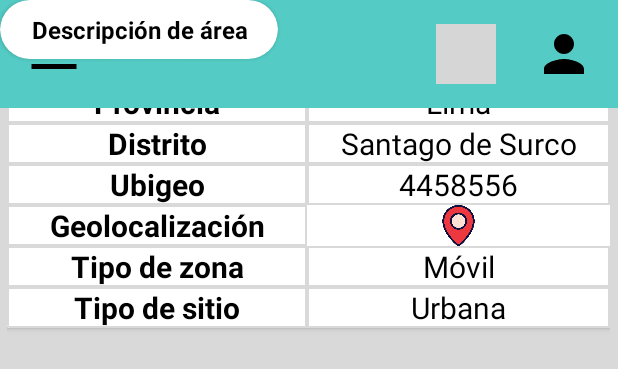
After one commit to calebc241998/IOT_Proyecto_G5, an Android app: the layout supervisor_descripcion_area.xml on its own in the app's theme, with its tools: preview values and no code run, on a phone screen of 412 x 824 dp. The commit adds this screen. Shown: the top 369 px of the screen. Run offline under Robolectric (Android 15) with nearby library versions, the phone set to English and light mode, and no system bars; grey boxes are pictures that could not be loaded.

Commit message:
descripcion de area

```diff
--- /dev/null
+++ b/app/src/main/res/drawable/baseline_format_list_bulleted_24.xml
@@ -0,0 +1,5 @@
+<vector xmlns:android="http://schemas.android.com/apk/res/android" android:autoMirrored="true" android:height="24dp" android:tint="#000000" android:viewportHeight="24" android:viewportWidth="24" android:width="24dp">
+
+    <path android:fillColor="@android:color/white" android:pathData="M4,10.5c-0.83,0 -1.5,0.67 -1.5,1.5s0.67,1.5 1.5,1.5 1.5,-0.67 1.5,-1.5 -0.67,-1.5 -1.5,-1.5zM4,4.5c-0.83,0 -1.5,0.67 -1.5,1.5S3.17,7.5 4,7.5 5.5,6.83 5.5,6 4.83,4.5 4,4.5zM4,16.5c-0.83,0 -1.5,0.68 -1.5,1.5s0.68,1.5 1.5,1.5 1.5,-0.68 1.5,-1.5 -0.67,-1.5 -1.5,-1.5zM7,19h14v-2L7,17v2zM7,13h14v-2L7,11v2zM7,5v2h14L21,5L7,5z"/>
+
+</vector>
--- /dev/null
+++ b/app/src/main/res/drawable/fondo.xml
@@ -0,0 +1,17 @@
+<?xml version="1.0" encoding="utf-8"?>
+<layer-list xmlns:android="http://schemas.android.com/apk/res/android">
+    <!-- Fondo transparente -->
+    <item>
+        <shape android:shape="rectangle">
+            <solid android:color="@android:color/transparent" />
+        </shape>
+    </item>
+    <!-- Borde de color personalizado -->
+    <item>
+        <shape android:shape="rectangle">
+            <stroke
+                android:width="1dp"
+            android:color="#D9D9D9" /> <!-- Color del borde (personalizado) -->
+        </shape>
+    </item>
+</layer-list>
--- /dev/null
+++ b/app/src/main/res/layout/supervisor_descripcion_area.xml
@@ -0,0 +1,353 @@
+<?xml version="1.0" encoding="utf-8"?>
+<androidx.constraintlayout.widget.ConstraintLayout xmlns:android="http://schemas.android.com/apk/res/android"
+    xmlns:app="http://schemas.android.com/apk/res-auto"
+    xmlns:tools="http://schemas.android.com/tools"
+    android:layout_width="match_parent"
+    android:layout_height="match_parent"
+    android:background="#D9D9D9"
+    tools:context=".MainActivity">
+
+    <Button
+        android:id="@+id/button"
+        android:layout_width="wrap_content"
+        android:layout_height="wrap_content"
+        android:backgroundTint="#000000"
+        android:text="   Ver lista de equipos"
+        android:textColor="#FFFFFF"
+        app:cornerRadius="5dp"
+        tools:layout_editor_absoluteX="128dp"
+        tools:layout_editor_absoluteY="549dp" />
+
+    <ImageView
+        android:id="@+id/imageView3"
+        android:layout_width="wrap_content"
+        android:layout_height="wrap_content"
+        android:tint="#54CCC5"
+        app:srcCompat="@drawable/baseline_format_list_bulleted_24"
+        tools:layout_editor_absoluteX="135dp"
+        tools:layout_editor_absoluteY="559dp" />
+
+    <FrameLayout
+        android:layout_width="402dp"
+        android:layout_height="231dp"
+        app:layout_constraintEnd_toEndOf="parent"
+        app:layout_constraintHorizontal_bias="0.461"
+        app:layout_constraintStart_toStartOf="parent"
+        tools:layout_editor_absoluteY="287dp">
+
+        <androidx.cardview.widget.CardView
+            android:layout_width="match_parent"
+            android:layout_height="wrap_content">
+
+            <LinearLayout
+                android:layout_width="match_parent"
+                android:layout_height="match_parent"
+                android:background="@color/white"
+                android:orientation="vertical">
+
+                <LinearLayout
+                    android:layout_width="match_parent"
+                    android:layout_height="match_parent"
+                    android:orientation="horizontal">
+
+                    <TextView
+                        android:id="@+id/textView1"
+                        android:layout_width="200dp"
+                        android:layout_height="wrap_content"
+                        android:background="@drawable/fondo"
+                        android:gravity="center"
+                        android:outlineProvider="none"
+                        android:text="Código"
+                        android:textColor="#000000"
+
+                        android:textSize="20dp"
+                        android:textStyle="bold"
+                        android:textsize="20dp" />
+
+                    <TextView
+                        android:id="@+id/textView2"
+                        android:layout_width="200dp"
+                        android:layout_height="wrap_content"
+                        android:layout_weight="1"
+                        android:background="@drawable/fondo"
+                        android:gravity="center"
+                        android:text="123456789"
+                        android:textColor="#000000"
+                        android:textSize="20dp"
+                        android:textsize="20dp" />
+                </LinearLayout>
+
+                <LinearLayout
+                    android:layout_width="match_parent"
+                    android:layout_height="match_parent"
+                    android:orientation="horizontal">
+
+                    <TextView
+                        android:id="@+id/textView3"
+                        android:layout_width="200dp"
+                        android:layout_height="wrap_content"
+                        android:background="@drawable/fondo"
+                        android:gravity="center"
+                        android:outlineProvider="none"
+                        android:text="Departamento"
+                        android:textColor="#000000"
+
+                        android:textSize="20dp"
+                        android:textStyle="bold"
+                        android:textsize="20dp" />
+
+                    <TextView
+                        android:id="@+id/textView4"
+                        android:layout_width="200dp"
+                        android:layout_height="wrap_content"
+                        android:layout_weight="1"
+                        android:background="@drawable/fondo"
+                        android:gravity="center"
+                        android:text="Lima"
+                        android:textColor="#000000"
+                        android:textSize="20dp"
+                        android:textsize="20dp" />
+                </LinearLayout>
+
+                <LinearLayout
+                    android:layout_width="match_parent"
+                    android:layout_height="match_parent"
+                    android:orientation="horizontal">
+
+                    <TextView
+                        android:id="@+id/textView5"
+                        android:layout_width="200dp"
+                        android:layout_height="wrap_content"
+                        android:background="@drawable/fondo"
+                        android:gravity="center"
+                        android:outlineProvider="none"
+                        android:text="Provincia"
+                        android:textColor="#000000"
+
+                        android:textSize="20dp"
+                        android:textStyle="bold"
+                        android:textsize="20dp" />
+
+                    <TextView
+                        android:id="@+id/textView6"
+                        android:layout_width="200dp"
+                        android:layout_height="wrap_content"
+                        android:layout_weight="1"
+                        android:background="@drawable/fondo"
+                        android:gravity="center"
+                        android:text="Lima"
+                        android:textColor="#000000"
+                        android:textSize="20dp"
+                        android:textsize="20dp" />
+                </LinearLayout>
+
+                <LinearLayout
+                    android:layout_width="match_parent"
+                    android:layout_height="match_parent"
+                    android:orientation="horizontal">
+
+                    <TextView
+                        android:id="@+id/textView7"
+                        android:layout_width="200dp"
+                        android:layout_height="wrap_content"
+                        android:background="@drawable/fondo"
+                        android:gravity="center"
+                        android:outlineProvider="none"
+                        android:text="Distrito"
+                        android:textColor="#000000"
+
+                        android:textSize="20dp"
+                        android:textStyle="bold"
+                        android:textsize="20dp" />
+
+                    <TextView
+                        android:id="@+id/textView8"
+                        android:layout_width="200dp"
+                        android:layout_height="wrap_content"
+                        android:layout_weight="1"
+                        android:background="@drawable/fondo"
+                        android:gravity="center"
+                        android:text="Santago de Surco"
+                        android:textColor="#000000"
+                        android:textSize="20dp"
+                        android:textsize="20dp" />
+                </LinearLayout>
+
+                <LinearLayout
+                    android:layout_width="match_parent"
+                    android:layout_height="match_parent"
+                    android:orientation="horizontal">
+
+                    <TextView
+                        android:id="@+id/textView9"
+                        android:layout_width="200dp"
+                        android:layout_height="wrap_content"
+                        android:background="@drawable/fondo"
+                        android:gravity="center"
+                        android:outlineProvider="none"
+                        android:text="Ubigeo"
+                        android:textColor="#000000"
+
+                        android:textSize="20dp"
+                        android:textStyle="bold"
+                        android:textsize="20dp" />
+
+                    <TextView
+                        android:id="@+id/textView10"
+                        android:layout_width="200dp"
+                        android:layout_height="wrap_content"
+                        android:layout_weight="1"
+                        android:background="@drawable/fondo"
+                        android:gravity="center"
+                        android:text="4458556"
+                        android:textColor="#000000"
+                        android:textSize="20dp"
+                        android:textsize="20dp" />
+                </LinearLayout>
+
+                <LinearLayout
+                    android:layout_width="match_parent"
+                    android:layout_height="match_parent"
+                    android:orientation="horizontal">
+
+                    <TextView
+                        android:id="@+id/textView11"
+                        android:layout_width="200dp"
+                        android:layout_height="wrap_content"
+                        android:background="@drawable/fondo"
+                        android:gravity="center"
+                        android:outlineProvider="none"
+                        android:text="Geolocalización"
+                        android:textColor="#000000"
+
+                        android:textSize="20dp"
+                        android:textStyle="bold"
+                        android:textsize="20dp" />
+
+                    <ImageView
+                        android:id="@+id/imageView2"
+                        android:layout_width="match_parent"
+                        android:layout_height="match_parent"
+                        android:layout_weight="1"
+                        app:srcCompat="@drawable/maps" />
+
+                </LinearLayout>
+
+                <LinearLayout
+                    android:layout_width="match_parent"
+                    android:layout_height="match_parent"
+                    android:orientation="horizontal">
+
+                    <TextView
+                        android:id="@+id/textView12"
+                        android:layout_width="200dp"
+                        android:layout_height="wrap_content"
+                        android:background="@drawable/fondo"
+                        android:gravity="center"
+                        android:outlineProvider="none"
+                        android:text="Tipo de zona"
+                        android:textColor="#000000"
+
+                        android:textSize="20dp"
+                        android:textStyle="bold"
+                        android:textsize="20dp" />
+
+                    <TextView
+                        android:id="@+id/textView13"
+                        android:layout_width="200dp"
+                        android:layout_height="wrap_content"
+                        android:layout_weight="1"
+                        android:background="@drawable/fondo"
+                        android:gravity="center"
+                        android:text="Móvil"
+                        android:textColor="#000000"
+                        android:textSize="20dp"
+                        android:textsize="20dp" />
+                </LinearLayout>
+
+                <LinearLayout
+                    android:layout_width="match_parent"
+                    android:layout_height="match_parent"
+                    android:orientation="horizontal">
+
+                    <TextView
+                        android:id="@+id/textView14"
+                        android:layout_width="200dp"
+                        android:layout_height="wrap_content"
+                        android:background="@drawable/fondo"
+                        android:gravity="center"
+                        android:outlineProvider="none"
+                        android:text="Tipo de sitio"
+                        android:textColor="#000000"
+
+                        android:textSize="20dp"
+                        android:textStyle="bold"
+                        android:textsize="20dp" />
+
+                    <TextView
+                        android:id="@+id/textView15"
+                        android:layout_width="200dp"
+                        android:layout_height="wrap_content"
+                        android:layout_weight="1"
+                        android:background="@drawable/fondo"
+                        android:gravity="center"
+                        android:text="Urbana"
+                        android:textColor="#000000"
+                        android:textSize="20dp"
+                        android:textsize="20dp" />
+                </LinearLayout>
+
+            </LinearLayout>
+
+        </androidx.cardview.widget.CardView>
+    </FrameLayout>
+
+    <TextView
+        android:id="@+id/textView"
+        android:layout_width="240dp"
+        android:layout_height="59dp"
+        android:layout_gravity="center_vertical"
+        android:gravity="center"
+        android:text="Área TELECOM"
+        android:textColor="@android:color/black"
+        android:textSize="30dp"
+        android:textStyle="bold"
+        tools:layout_editor_absoluteX="85dp"
+        tools:layout_editor_absoluteY="125dp" />
+
+    <include
+        android:id="@+id/include"
+        layout="@layout/navbar"
+        tools:layout_editor_absoluteX="48dp"
+        tools:layout_editor_absoluteY="0dp" />
+
+    <androidx.constraintlayout.widget.ConstraintLayout
+        android:layout_width="246dp"
+        android:layout_height="66dp"
+        tools:layout_editor_absoluteX="85dp"
+        tools:layout_editor_absoluteY="184dp">
+
+        <androidx.cardview.widget.CardView
+            android:id="@+id/cardView"
+            android:layout_width="185dp"
+            android:layout_height="39dp"
+            android:backgroundTint="#FFFFFF"
+            app:cardCornerRadius="20dp"
+            tools:layout_editor_absoluteX="34dp"
+            tools:layout_editor_absoluteY="16dp">
+
+            <TextView
+                android:id="@+id/textView"
+                android:layout_width="match_parent"
+                android:layout_height="35dp"
+                android:layout_gravity="center_vertical"
+                android:gravity="center"
+                android:text="Descripción de área"
+                android:textColor="@android:color/black"
+                android:textSize="16sp"
+                android:textStyle="bold" />
+
+        </androidx.cardview.widget.CardView>
+    </androidx.constraintlayout.widget.ConstraintLayout>
+
+</androidx.constraintlayout.widget.ConstraintLayout>
--- a/app/src/main/res/layout/supervisor_inicio.xml
+++ b/app/src/main/res/layout/supervisor_inicio.xml
@@ -5,7 +5,7 @@
     android:id="@+id/main"
     android:layout_width="match_parent"
     android:layout_height="match_parent"
-    android:background="#E6D7D7"
+    android:background="#D9D9D9"
     tools:context=".MainActivity">
 
     <androidx.constraintlayout.widget.ConstraintLayout
```
Also changed, not shown: app/src/main/res/drawable/maps.png (added).
